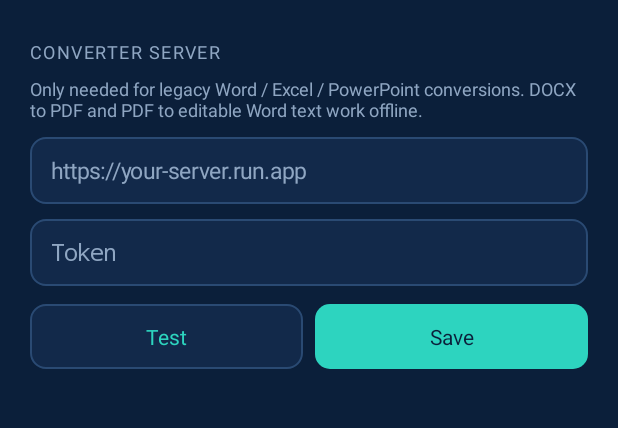
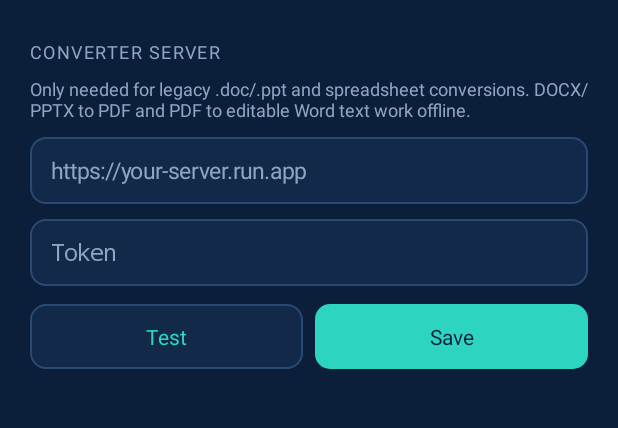
Before and after one commit to Aasimabdul/filq, an Android app: the screen it shows after launch (MainActivity), on a phone screen of 412 x 824 dp, the part 198-626 px from its top. Run offline under Robolectric (Android 15) with nearby library versions, the phone set to English and light mode, and no system bars.

Commit message:
Clarify offline PPTX conversion support

```diff
--- a/app/src/main/java/com/fliq/app/MainActivity.kt
+++ b/app/src/main/java/com/fliq/app/MainActivity.kt
@@ -29,7 +29,7 @@ class MainActivity : Activity() {
 
         col.addView(label("Converter server"))
         col.addView(
-            tv("Only needed for legacy Word / Excel / PowerPoint conversions. DOCX to PDF and PDF to editable Word text work offline.", 12f, MUTED)
+            tv("Only needed for legacy .doc/.ppt and spreadsheet conversions. DOCX/PPTX to PDF and PDF to editable Word text work offline.", 12f, MUTED)
                 .apply { setPadding(0, 0, 0, dp(10)) }
         )
 
```
